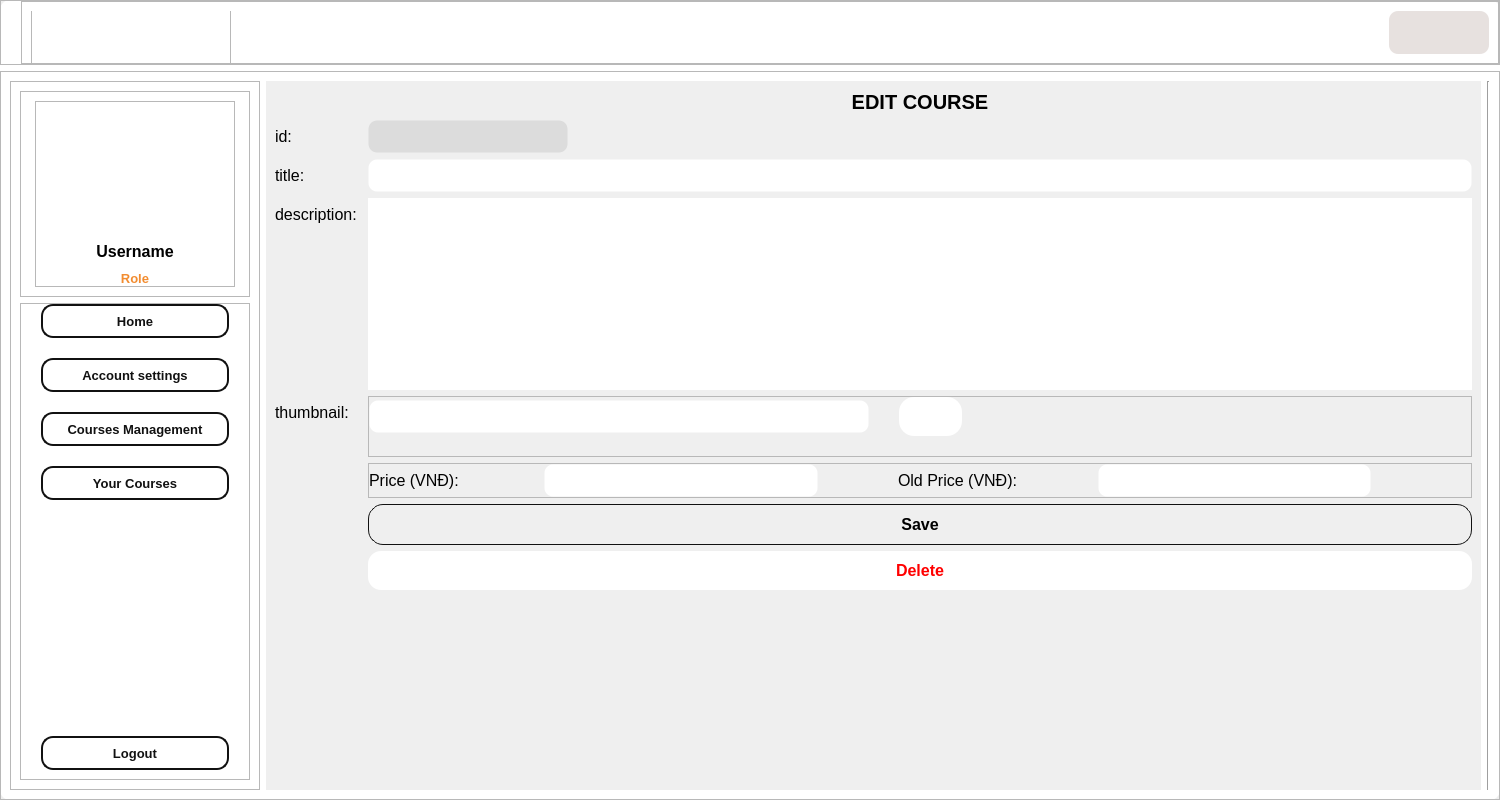
Above: ui_files/Home_gui.ui from SharkTien/Tengee before the change. Below: the same form after it.
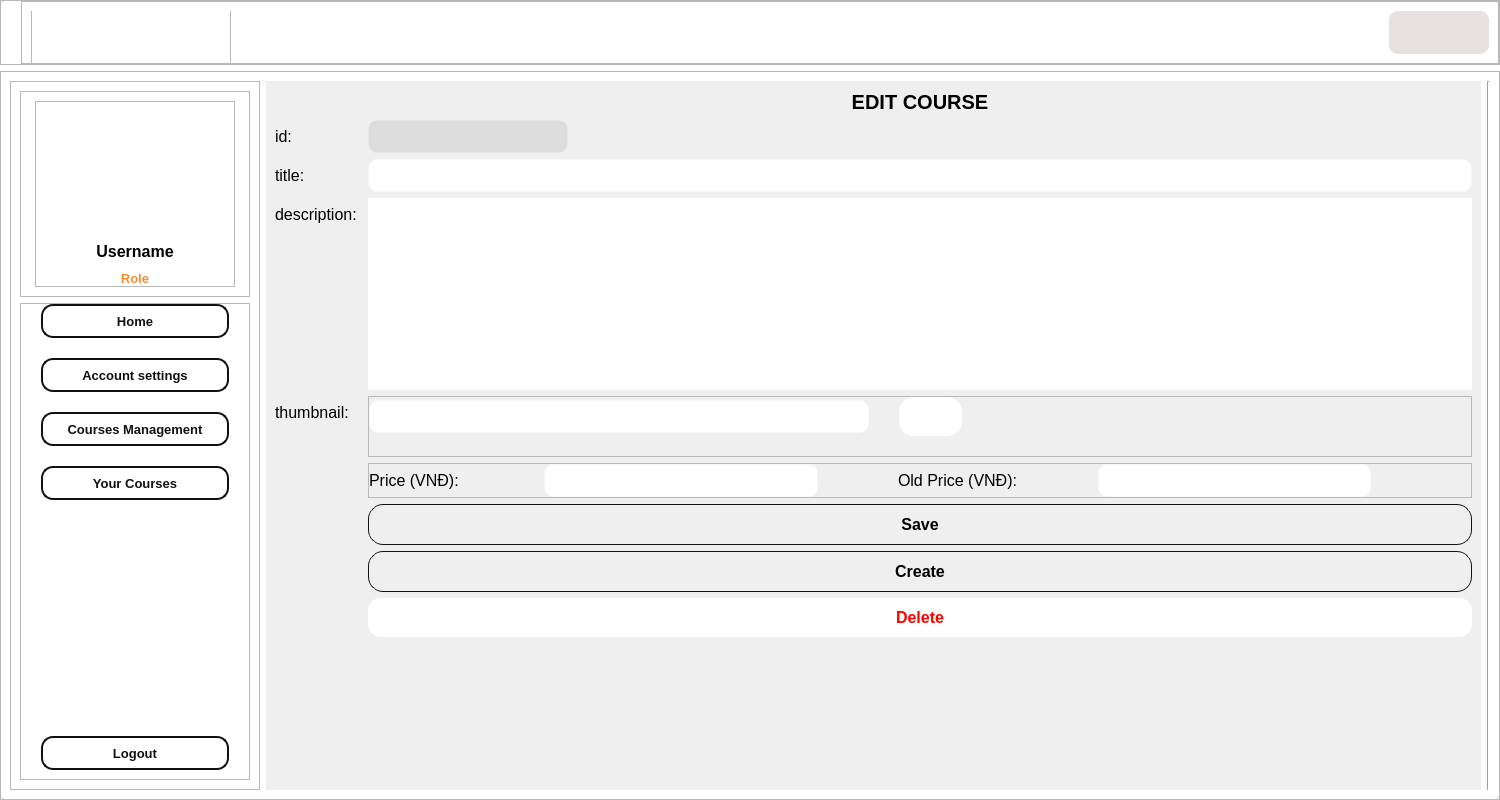
That is the form after the change. The open tabs and pages were chosen to show the change. Icons and pictures are not drawn.

Patch:
```diff
--- a/ui_files/Home_gui.ui
+++ b/ui_files/Home_gui.ui
@@ -1763,7 +1763,7 @@
                  </property>
                 </widget>
                </item>
-               <item row="7" column="1">
+               <item row="8" column="1">
                 <widget class="QPushButton" name="delete_btn">
                  <property name="font">
                   <font>
@@ -1794,7 +1794,7 @@
                  </property>
                 </widget>
                </item>
-               <item row="8" column="1">
+               <item row="9" column="1">
                 <spacer name="verticalSpacer_2">
                  <property name="orientation">
                   <enum>Qt::Vertical</enum>
@@ -1807,6 +1807,39 @@
                  </property>
                 </spacer>
                </item>
+               <item row="7" column="1">
+                <widget class="QPushButton" name="create_btn">
+                 <property name="maximumSize">
+                  <size>
+                   <width>16777215</width>
+                   <height>16777215</height>
+                  </size>
+                 </property>
+                 <property name="font">
+                  <font>
+                   <pointsize>12</pointsize>
+                   <weight>75</weight>
+                   <italic>false</italic>
+                   <bold>true</bold>
+                  </font>
+                 </property>
+                 <property name="cursor">
+                  <cursorShape>PointingHandCursor</cursorShape>
+                 </property>
+                 <property name="statusTip">
+                  <string>0</string>
+                 </property>
+                 <property name="layoutDirection">
+                  <enum>Qt::LeftToRight</enum>
+                 </property>
+                 <property name="text">
+                  <string>Create</string>
+                 </property>
+                 <property name="autoDefault">
+                  <bool>false</bool>
+                 </property>
+                </widget>
+               </item>
               </layout>
              </widget>
             </widget>
```
Left out of the diff: 41 changed lines with no effect on the pictures.
